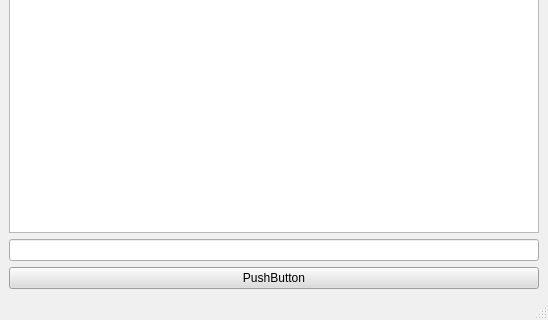
Old version of the form mainwindow.ui in the repository KatarzynaDudziak/tcp-chat; both pictures show x 0 to 548 and y 264 to 584 of the 548 by 584 pixel window.
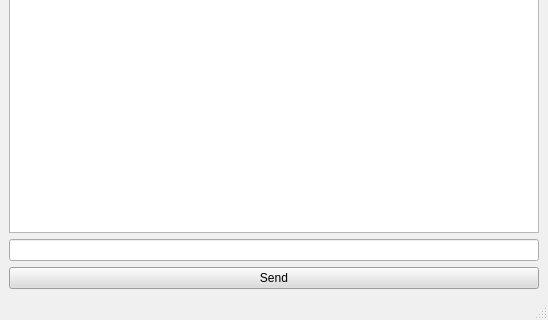
New version of the form.

Commit message: Added vertical scroll bar

```diff
--- a/mainwindow.ui
+++ b/mainwindow.ui
@@ -907,7 +907,7 @@
     <item>
      <widget class="QPushButton" name="pushButtonSend">
       <property name="text">
-       <string>PushButton</string>
+       <string>Send</string>
       </property>
      </widget>
     </item>
```
The commit also changes 1 other file.
